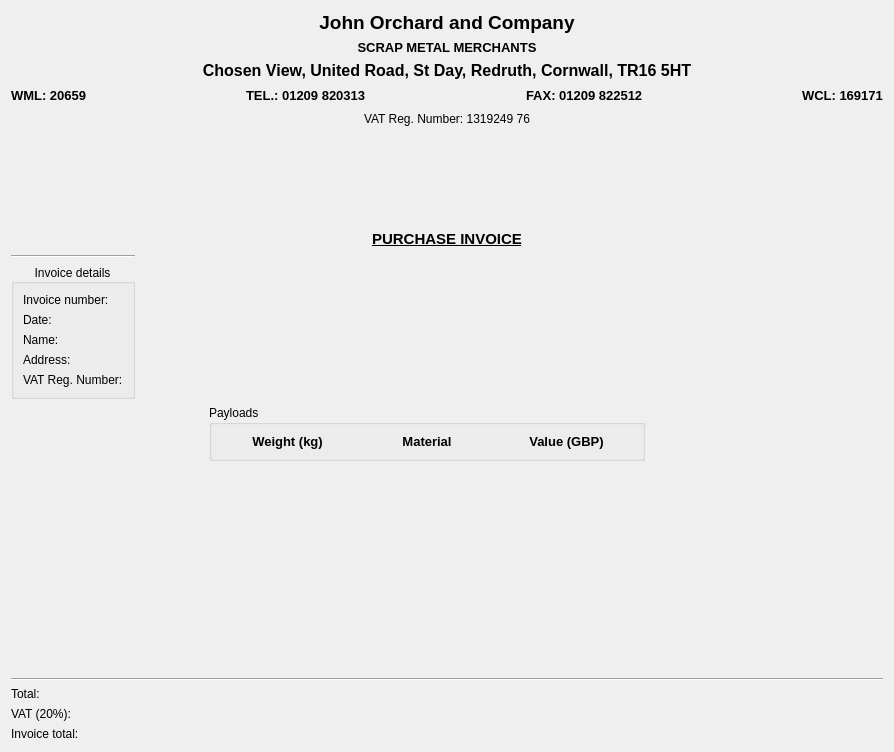
yimenhfeifei/josm-invoice, file main_program/gui_interface_designs/invoice_review_dialog_design.ui: the form before one commit.
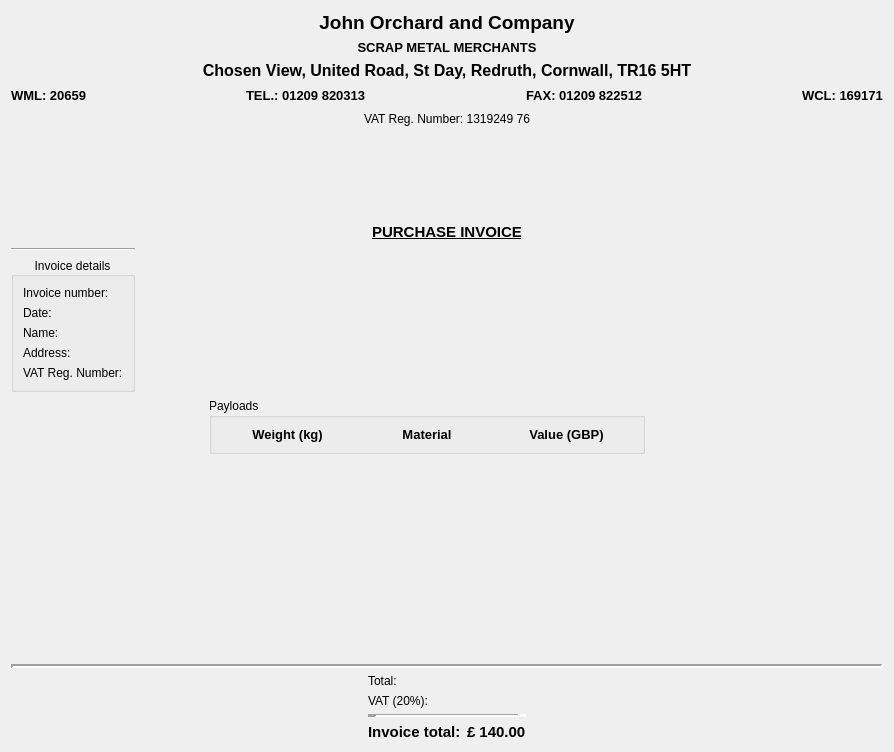
The form after the commit.

The edit to the form file:
```diff
--- a/main_program/gui_interface_designs/invoice_review_dialog_design.ui
+++ b/main_program/gui_interface_designs/invoice_review_dialog_design.ui
@@ -13,7 +13,7 @@
   <property name="windowTitle">
    <string>Dialog</string>
   </property>
-  <layout class="QVBoxLayout" name="verticalLayout_6">
+  <layout class="QVBoxLayout" name="verticalLayout_7">
    <item>
     <layout class="QVBoxLayout" name="verticalLayout_4">
      <item>
@@ -424,11 +424,43 @@
    </item>
    <item>
     <widget class="Line" name="line_2">
+     <property name="sizePolicy">
+      <sizepolicy hsizetype="Preferred" vsizetype="Preferred">
+       <horstretch>0</horstretch>
+       <verstretch>0</verstretch>
+      </sizepolicy>
+     </property>
+     <property name="minimumSize">
+      <size>
+       <width>0</width>
+       <height>4</height>
+      </size>
+     </property>
+     <property name="lineWidth">
+      <number>3</number>
+     </property>
      <property name="orientation">
       <enum>Qt::Horizontal</enum>
      </property>
     </widget>
    </item>
+   <item>
+    <layout class="QHBoxLayout" name="horizontalLayout_6">
+     <item>
+      <spacer name="horizontalSpacer_9">
+       <property name="orientation">
+        <enum>Qt::Horizontal</enum>
+       </property>
+       <property name="sizeHint" stdset="0">
+        <size>
+         <width>318</width>
+         <height>20</height>
+        </size>
+       </property>
+      </spacer>
+     </item>
+     <item>
+      <layout class="QVBoxLayout" name="verticalLayout_6">
    <item>
     <widget class="QLabel" name="label_9">
      <property name="text">
@@ -444,11 +476,69 @@
     </widget>
    </item>
    <item>
+        <widget class="Line" name="line_3">
+         <property name="sizePolicy">
+          <sizepolicy hsizetype="Minimum" vsizetype="Preferred">
+           <horstretch>0</horstretch>
+           <verstretch>0</verstretch>
+          </sizepolicy>
+         </property>
+         <property name="minimumSize">
+          <size>
+           <width>0</width>
+           <height>3</height>
+          </size>
+         </property>
+         <property name="lineWidth">
+          <number>9</number>
+         </property>
+         <property name="orientation">
+          <enum>Qt::Horizontal</enum>
+         </property>
+        </widget>
+       </item>
+       <item>
+        <layout class="QHBoxLayout" name="horizontalLayout_4">
+         <item>
     <widget class="QLabel" name="label_11">
      <property name="text">
-      <string>Invoice total:</string>
-     </property>
-    </widget>
+            <string>&lt;!DOCTYPE HTML PUBLIC &quot;-//W3C//DTD HTML 4.0//EN&quot; &quot;http://www.w3.org/TR/REC-html40/strict.dtd&quot;&gt;
+&lt;html&gt;&lt;head&gt;&lt;meta name=&quot;qrichtext&quot; content=&quot;1&quot; /&gt;&lt;style type=&quot;text/css&quot;&gt;
+p, li { white-space: pre-wrap; }
+&lt;/style&gt;&lt;/head&gt;&lt;body style=&quot; font-family:'Sans Serif'; font-size:9pt; font-weight:400; font-style:normal;&quot;&gt;
+&lt;p style=&quot; margin-top:0px; margin-bottom:0px; margin-left:0px; margin-right:0px; -qt-block-indent:0; text-indent:0px;&quot;&gt;&lt;span style=&quot; font-size:11pt; font-weight:600;&quot;&gt;Invoice total:&lt;/span&gt;&lt;/p&gt;&lt;/body&gt;&lt;/html&gt;</string>
+           </property>
+          </widget>
+         </item>
+         <item>
+          <widget class="QLabel" name="label_15">
+           <property name="text">
+            <string>&lt;!DOCTYPE HTML PUBLIC &quot;-//W3C//DTD HTML 4.0//EN&quot; &quot;http://www.w3.org/TR/REC-html40/strict.dtd&quot;&gt;
+&lt;html&gt;&lt;head&gt;&lt;meta name=&quot;qrichtext&quot; content=&quot;1&quot; /&gt;&lt;style type=&quot;text/css&quot;&gt;
+p, li { white-space: pre-wrap; }
+&lt;/style&gt;&lt;/head&gt;&lt;body style=&quot; font-family:'Sans Serif'; font-size:9pt; font-weight:400; font-style:normal;&quot;&gt;
+&lt;p style=&quot; margin-top:0px; margin-bottom:0px; margin-left:0px; margin-right:0px; -qt-block-indent:0; text-indent:0px;&quot;&gt;&lt;span style=&quot; font-size:11pt; font-weight:600;&quot;&gt;£ 140.00&lt;/span&gt;&lt;/p&gt;&lt;/body&gt;&lt;/html&gt;</string>
+           </property>
+          </widget>
+         </item>
+        </layout>
+       </item>
+      </layout>
+     </item>
+     <item>
+      <spacer name="horizontalSpacer_10">
+       <property name="orientation">
+        <enum>Qt::Horizontal</enum>
+       </property>
+       <property name="sizeHint" stdset="0">
+        <size>
+         <width>318</width>
+         <height>20</height>
+        </size>
+       </property>
+      </spacer>
+     </item>
+    </layout>
    </item>
   </layout>
  </widget>
```
Lines whose indentation alone changed are shown as unchanged.
